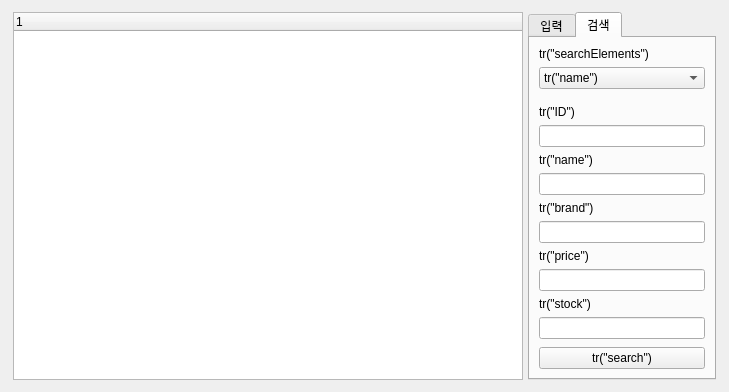
Qt form CustomerProduct2Project/productmanager.ui (SaintMonguss/Qt) before a commit.
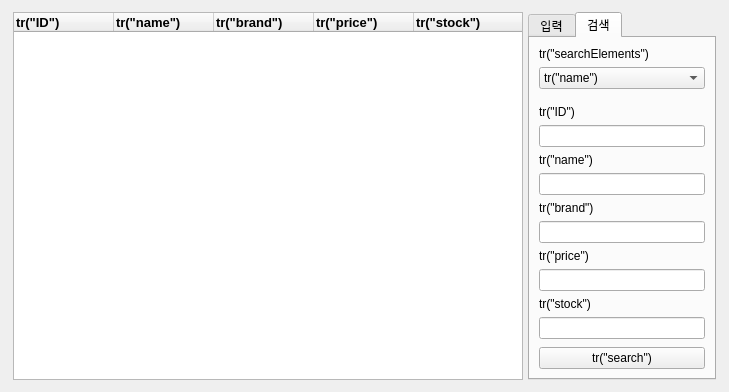
The same form after that commit. The open tabs and pages were chosen to show the change.

Commit message: UI 수정

Patch:
```diff
--- a/CustomerProduct2Project/productmanager.ui
+++ b/CustomerProduct2Project/productmanager.ui
@@ -35,7 +35,57 @@
       <widget class="QTreeWidget" name="treeWidget_2">
        <column>
         <property name="text">
-         <string notr="true">1</string>
+         <string>tr(&quot;ID&quot;)</string>
+        </property>
+        <property name="font">
+         <font>
+          <pointsize>10</pointsize>
+          <bold>true</bold>
+         </font>
+        </property>
+       </column>
+       <column>
+        <property name="text">
+         <string>tr(&quot;name&quot;)</string>
+        </property>
+        <property name="font">
+         <font>
+          <pointsize>10</pointsize>
+          <bold>true</bold>
+         </font>
+        </property>
+       </column>
+       <column>
+        <property name="text">
+         <string>tr(&quot;brand&quot;)</string>
+        </property>
+        <property name="font">
+         <font>
+          <pointsize>10</pointsize>
+          <bold>true</bold>
+         </font>
+        </property>
+       </column>
+       <column>
+        <property name="text">
+         <string>tr(&quot;price&quot;)</string>
+        </property>
+        <property name="font">
+         <font>
+          <pointsize>10</pointsize>
+          <bold>true</bold>
+         </font>
+        </property>
+       </column>
+       <column>
+        <property name="text">
+         <string>tr(&quot;stock&quot;)</string>
+        </property>
+        <property name="font">
+         <font>
+          <pointsize>10</pointsize>
+          <bold>true</bold>
+         </font>
         </property>
        </column>
       </widget>
```
Left out of the diff: 2 changed lines with no effect on the pictures. The commit also changes 1 other file.
